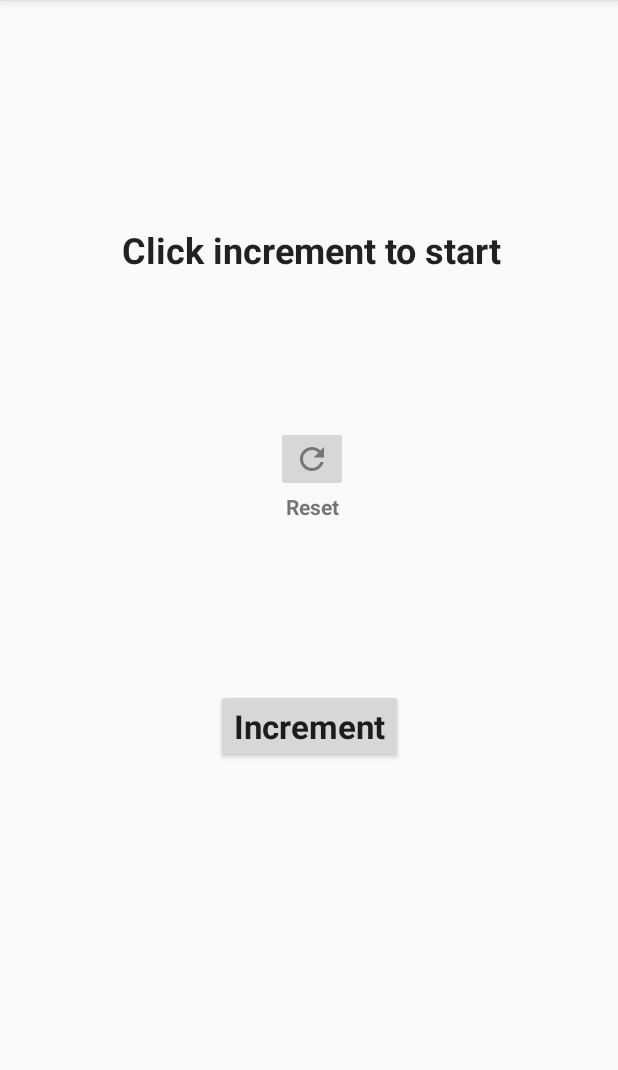
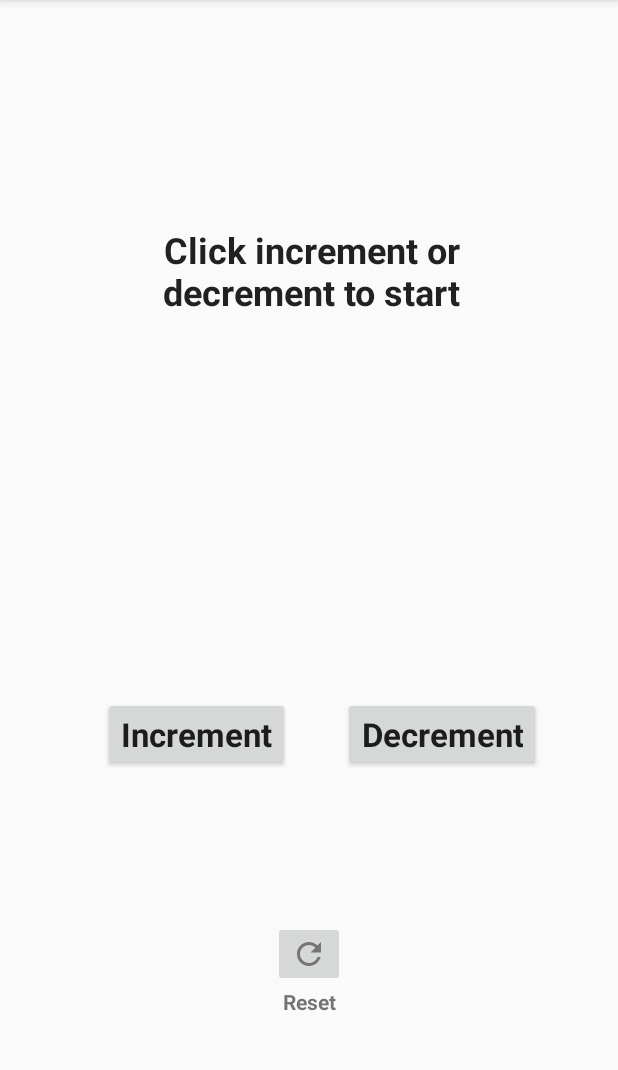
Before and after one commit to Dawillzy/HelloWorldApp, an Android app: the screen it shows after launch (MainActivity), on a phone screen of 412 x 824 dp, the part 84-1154 px from its top. Run offline under Robolectric (Android 15) with nearby library versions, the phone set to English and light mode, and no system bars.

Commit message:
included decremental button

```diff
--- a/app/src/main/java/com/wilfred/helloworldapp/MainActivity.kt
+++ b/app/src/main/java/com/wilfred/helloworldapp/MainActivity.kt
@@ -15,7 +15,8 @@ class MainActivity : AppCompatActivity() {
         setContentView(R.layout.activity_main)
 
         var counter = 0
-        val btn: Button = findViewById(R.id.button)
+        val increment: Button = findViewById(R.id.increment)
+        val decrement: Button = findViewById(R.id.decrement)
         val txt: TextView = findViewById(R.id.number)
         val rst: ImageButton = findViewById(R.id.reset)
 
@@ -24,10 +25,15 @@ class MainActivity : AppCompatActivity() {
             txt.setText(counter.toString())
         }
 
-        btn.setOnClickListener{
+        increment.setOnClickListener{
             counter++
             txt.setText(counter.toString())
 
         }
+
+        decrement.setOnClickListener{
+            counter--
+            txt.setText(counter.toString())
+        }
     }
 }
--- a/app/src/main/res/layout/activity_main.xml
+++ b/app/src/main/res/layout/activity_main.xml
@@ -8,10 +8,10 @@
 
     <TextView
         android:id="@+id/number"
-        android:layout_width="274dp"
-        android:layout_height="50dp"
+        android:layout_width="276dp"
+        android:layout_height="60dp"
         android:layout_marginTop="150dp"
-        android:text="Click increment to start"
+        android:text="Click increment or decrement to start"
         android:textAlignment="center"
         android:textAppearance="@style/TextAppearance.AppCompat.Large"
         android:textSize="24sp"
@@ -25,12 +25,12 @@
         android:id="@+id/reset"
         android:layout_width="wrap_content"
         android:layout_height="wrap_content"
+        android:layout_marginTop="100dp"
         android:src="@drawable/ic_action_reset"
         app:layout_constraintBottom_toTopOf="@+id/button"
-        app:layout_constraintEnd_toEndOf="@+id/number"
-        app:layout_constraintStart_toStartOf="@+id/number"
-        app:layout_constraintTop_toBottomOf="@+id/number"
-        app:layout_constraintVertical_bias="0.39" />
+        app:layout_constraintEnd_toEndOf="parent"
+        app:layout_constraintStart_toStartOf="parent"
+        app:layout_constraintTop_toBottomOf="@+id/increment" />
 
     <TextView
         android:id="@+id/textView"
@@ -43,15 +43,29 @@
         app:layout_constraintTop_toBottomOf="@+id/reset" />
 
     <Button
-        android:id="@+id/button"
+        android:id="@+id/increment"
         android:layout_width="wrap_content"
         android:layout_height="wrap_content"
+        android:layout_marginStart="80dp"
         android:text="Increment"
         android:textAppearance="@style/TextAppearance.AppCompat.Large"
         android:textStyle="bold"
         app:layout_constraintBottom_toBottomOf="parent"
+        app:layout_constraintEnd_toStartOf="@+id/reset"
+        app:layout_constraintStart_toStartOf="parent"
+        app:layout_constraintTop_toBottomOf="@+id/number" />
+
+    <Button
+        android:id="@+id/decrement"
+        android:layout_width="wrap_content"
+        android:layout_height="wrap_content"
+        android:layout_marginEnd="16dp"
+        android:text="Decrement"
+        android:textAppearance="@style/TextAppearance.AppCompat.Large"
+        android:textStyle="bold"
+        app:layout_constraintBottom_toBottomOf="parent"
         app:layout_constraintEnd_toEndOf="parent"
-        app:layout_constraintStart_toStartOf="parent"
-        app:layout_constraintTop_toBottomOf="@+id/number"/>
+        app:layout_constraintStart_toEndOf="@+id/increment"
+        app:layout_constraintTop_toBottomOf="@+id/number" />
 
 </androidx.constraintlayout.widget.ConstraintLayout>
```
